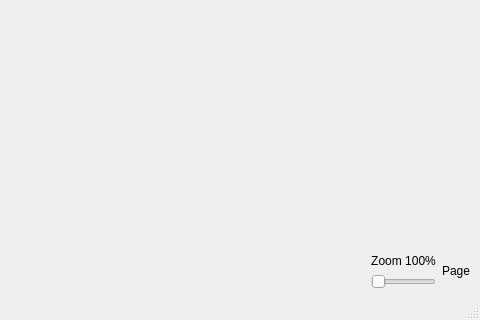
Old version of the form src/mainwindow.ui in the repository giacomogroppi/writernote-qt; both pictures show x 619 to 1099 and y 445 to 765 of the 1099 by 765 pixel window.
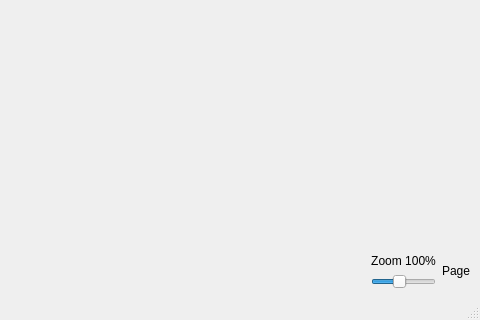
New version of the form. Icons and pictures are not drawn.

```diff
--- a/src/mainwindow.ui
+++ b/src/mainwindow.ui
@@ -711,11 +711,14 @@
            </size>
           </property>
           <property name="minimum">
-           <number>1</number>
+           <number>30</number>
           </property>
           <property name="maximum">
            <number>200</number>
           </property>
+          <property name="value">
+           <number>100</number>
+          </property>
           <property name="orientation">
            <enum>Qt::Horizontal</enum>
           </property>
```
Left out of the diff: 2 changed lines with no effect on the pictures.
